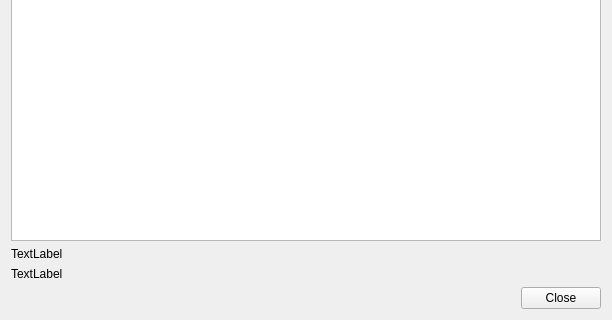
nextcloud/desktop, file src/mirall/itemprogressdialog.ui: the form before one commit; both pictures show x 0 to 612 and y 223 to 543 of the 612 by 543 pixel window.
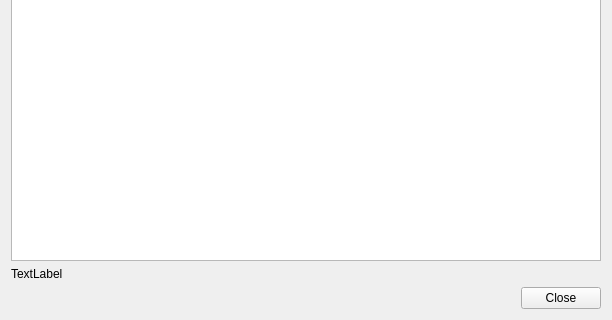
The form after the commit.

Commit message: Removed label on request of Jan.

```diff
--- a/src/mirall/itemprogressdialog.ui
+++ b/src/mirall/itemprogressdialog.ui
@@ -67,13 +67,6 @@
        </column>
       </widget>
      </item>
-     <item>
-      <widget class="QLabel" name="_timelabel">
-       <property name="text">
-        <string>TextLabel</string>
-       </property>
-      </widget>
-     </item>
      <item>
       <widget class="QLabel" name="_errorLabel">
        <property name="text">
```
The commit also changes 2 other files.
